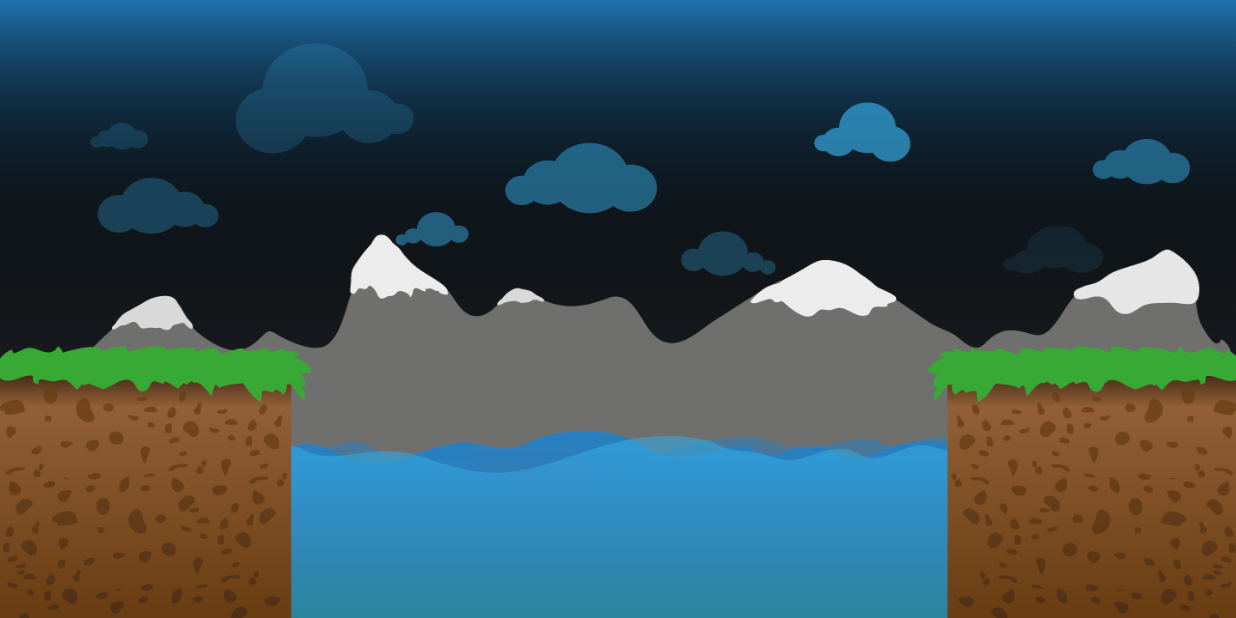
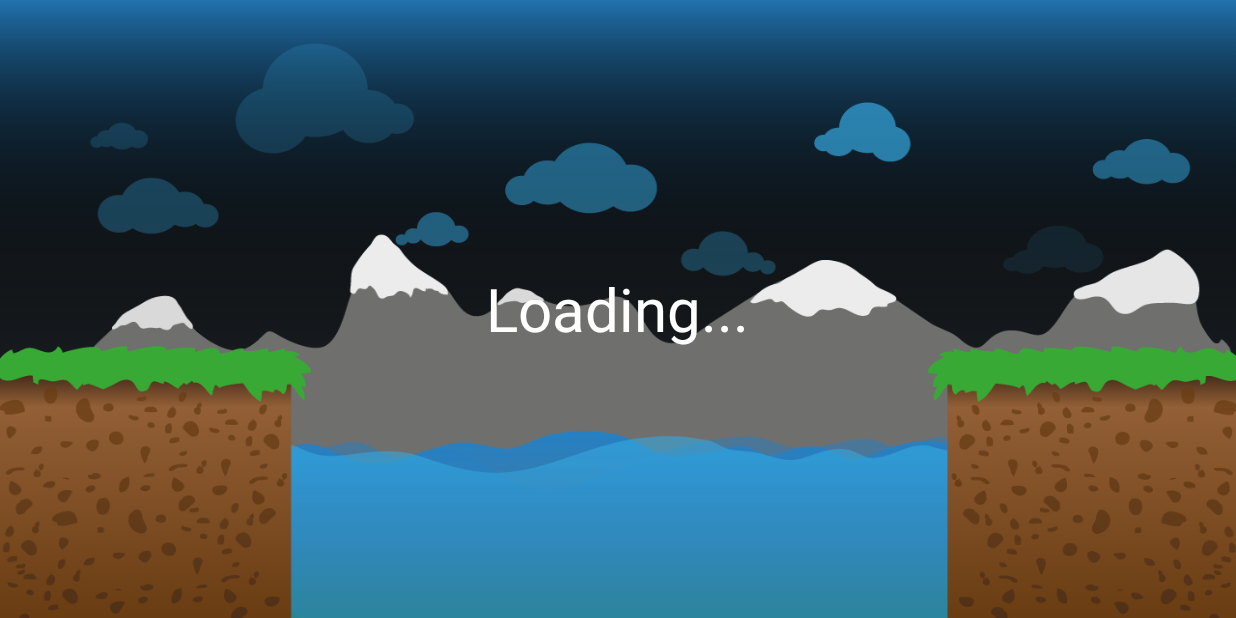
Before and after one commit to DanAndreasson/sheep-leap, an Android app: the Loadingscreen screen opened directly, with no data from a screen before it, on a phone screen of 824 x 412 dp (held sideways). Run offline under Robolectric (Android 15) with nearby library versions, the phone set to English and light mode, and no system bars; pictures from the network do not load.

Commit message:
Added an actual loadingscreen..

```diff
--- a/sheep_leap/src/main/java/sheep_leap/sheep_leap/Loadingscreen.java
+++ b/sheep_leap/src/main/java/sheep_leap/sheep_leap/Loadingscreen.java
@@ -8,6 +8,7 @@
 import android.graphics.drawable.BitmapDrawable;
 import android.graphics.drawable.Drawable;
 import android.os.Bundle;
+import android.os.CountDownTimer;
 import android.support.v4.app.FragmentActivity;
 import android.util.AttributeSet;
 import android.view.Display;
@@ -28,8 +29,18 @@
         loadLocalDb();
         loadResources(); // Initializes resources such as images, sounds etc
 
-        Intent intent = new Intent(this, MenuActivity.class);
-        startActivity(intent);
+        new CountDownTimer(5000,1000){
+            @Override
+            public void onTick(long millisUntilFinished){}
+
+            @Override
+            public void onFinish(){
+                //set the new Content of your activity
+                Intent intent = new Intent(Loadingscreen.this, MenuActivity.class);
+                startActivity(intent);
+            }
+        }.start();
+
     }
 
     private void loadResources() {
--- a/sheep_leap/src/main/res/layout/activity_loadingscreen.xml
+++ b/sheep_leap/src/main/res/layout/activity_loadingscreen.xml
@@ -3,6 +3,7 @@
     android:layout_width="wrap_content"
     android:layout_height="wrap_content"
     tools:context="sheep_leap.sheep_leap.Loadingscreen">
+
     <ImageView
         android:layout_width="fill_parent"
         android:layout_height="fill_parent"
@@ -10,6 +11,14 @@
         android:src="@drawable/background_s3"
         android:scaleType="fitXY" />
 
+    <TextView
+        android:layout_width="wrap_content"
+        android:layout_height="wrap_content"
+        android:textAppearance="?android:attr/textAppearanceLarge"
+        android:text="Loading..."
+        android:id="@+id/textView"
+        android:layout_gravity="center"
+        android:textSize="40dp" />
 
 
 </FrameLayout>
```
